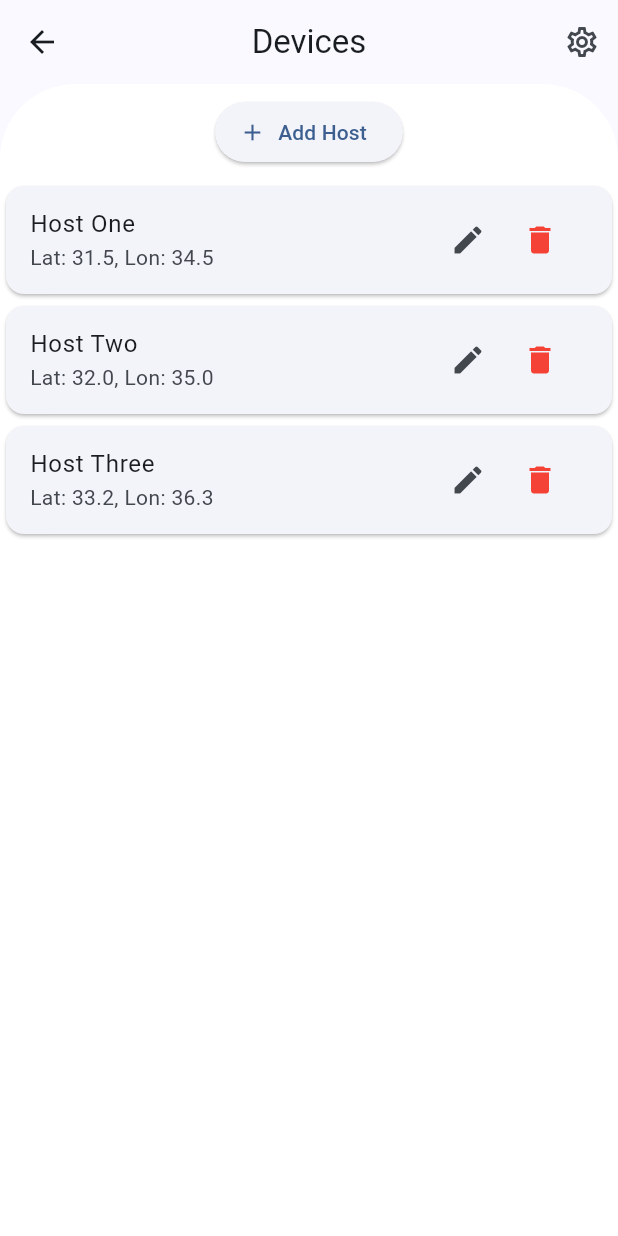
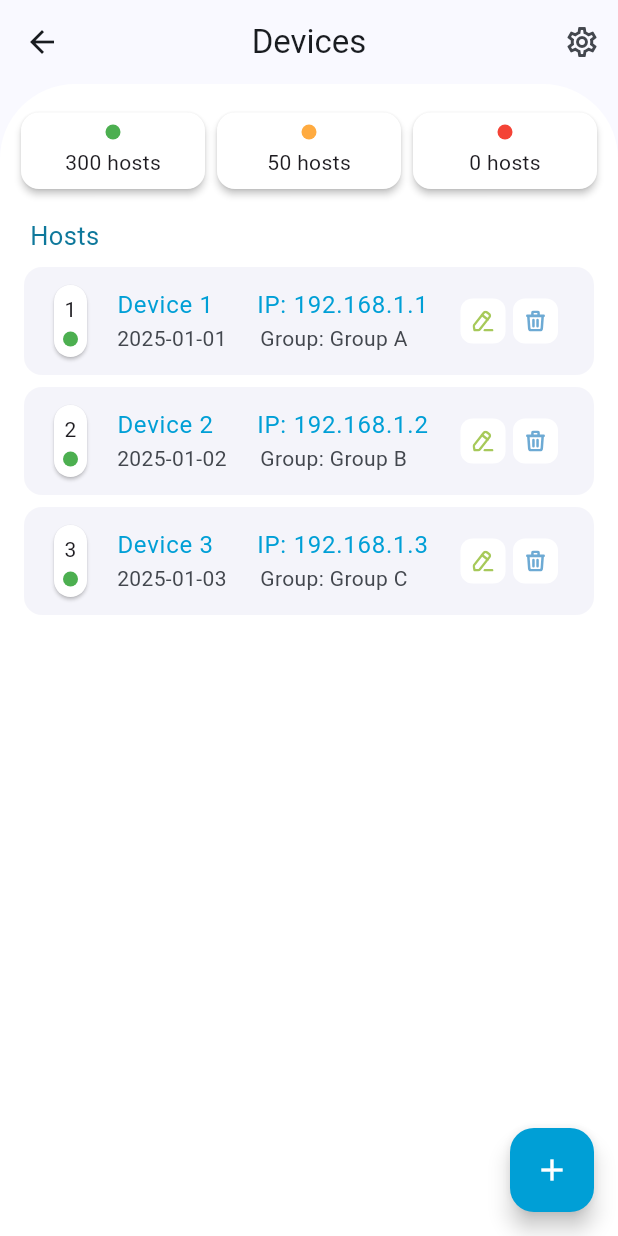
Before and after one commit to aboodsido/ettisalat_app, a Flutter app: the DevicesPage screen opened by its route, on a phone screen of 412 x 824 dp. Run offline on Flutter 3.47's test engine with Material 3 defaults, Android fonts, the phone set to English and light mode, and no system bars; our stand-ins replace flutter_svg, get, google_fonts, google_maps_flutter, shared_preferences; accounts and stored records are empty; network calls fail; Roboto replaces fonts that are missing (Tajawal).

Commit message:
done with devices page

```diff
--- /dev/null
+++ b/ettisalat_app/lib/app/controllers/device_controller.dart
@@ -0,0 +1,125 @@
+import 'package:get/get.dart';
+import '../models/device_model.dart';
+
+class DeviceController extends GetxController {
+  var devices = <Device>[].obs;
+  final String apiUrl =
+      "https://example.com/api/hosts"; // Replace with your API URL
+
+  @override
+  void onInit() {
+    super.onInit();
+    // fetchHosts();
+    loadDummyData();
+  }
+
+  void loadDummyData() {
+    devices.value = [
+      Device(
+        id: 1,
+        name: "Device 1",
+        deviceIP: '192.168.1.1',
+        groupId: 101,
+        groupName: "Group A",
+        lastExaminationDate: "2025-01-01",
+      ),
+      Device(
+        id: 2,
+        name: "Device 2",
+        deviceIP: '192.168.1.2',
+        groupId: 102,
+        groupName: "Group B",
+        lastExaminationDate: "2025-01-02",
+      ),
+      Device(
+        id: 3,
+        name: "Device 3",
+        deviceIP: '192.168.1.3',
+        groupId: 103,
+        groupName: "Group C",
+        lastExaminationDate: "2025-01-03",
+      ),
+    ];
+  }
+
+  Future<void> fetchHosts() async {
+    /* Uncomment and implement this when connecting to an actual API
+    try {
+      final response = await http.get(Uri.parse(apiUrl));
+      if (response.statusCode == 200) {
+        var data = json.decode(response.body);
+        devices.value = List<Device>.from(data.map((item) => Device.fromJson(item)));
+      } else {
+        Get.snackbar("Error", "Failed to fetch devices");
+      }
+    } catch (e) {
+      Get.snackbar("Error", e.toString());
+    }
+    */
+    // For now, leave it unused since we're showing dummy data
+  }
+
+  Future<void> addDeviceAPI(Device device) async {
+    /* Uncomment and implement this when connecting to an actual API
+    try {
+      final response = await http.post(
+        Uri.parse(apiUrl),
+        headers: {"Content-Type": "application/json"},
+        body: json.encode(device.toJson()),
+      );
+
+      if (response.statusCode == 201) {
+        devices.add(Device.fromJson(json.decode(response.body)));
+      } else {
+        Get.snackbar("Error", "Failed to add device");
+      }
+    } catch (e) {
+      Get.snackbar("Error", e.toString());
+    }
+    */
+    devices.add(device);
+  }
+
+  Future<void> editDeviceAPI(int id, Device updatedDevice) async {
+    /* Uncomment and implement this when connecting to an actual API
+    try {
+      final response = await http.put(
+        Uri.parse("$apiUrl/$id"),
+        headers: {"Content-Type": "application/json"},
+        body: json.encode(updatedDevice.toJson()),
+      );
+
+      if (response.statusCode == 200) {
+        int index = devices.indexWhere((device) => device.id == id);
+        if (index != -1) {
+          devices[index] = Device.fromJson(json.decode(response.body));
+        }
+      } else {
+        Get.snackbar("Error", "Failed to update device");
+      }
+    } catch (e) {
+      Get.snackbar("Error", e.toString());
+    }
+    */
+    int index = devices.indexWhere((device) => device.id == id);
+    if (index != -1) {
+      devices[index] = updatedDevice;
+    }
+  }
+
+  Future<void> deleteDeviceAPI(int id) async {
+    /* Uncomment and implement this when connecting to an actual API
+    try {
+      final response = await http.delete(Uri.parse("$apiUrl/$id"));
+      if (response.statusCode == 200) {
+        devices.removeWhere((device) => device.id == id);
+      } else {
+        Get.snackbar("Error", "Failed to delete device");
+      }
+    } catch (e) {
+      Get.snackbar("Error", e.toString());
+    }
+    */
+    devices.removeWhere((device) => device.id == id);
+  }
+}
--- a/ettisalat_app/lib/app/controllers/host_controller.dart
+++ /dev/null
@@ -1,105 +0,0 @@
-import 'package:get/get.dart';
-
-import '../models/host_model.dart';
-
-class HostController extends GetxController {
-  var hosts = <Host>[].obs;
-  final String apiUrl =
-      "https://example.com/api/hosts"; // Replace with your API URL
-
-  @override
-  void onInit() {
-    super.onInit();
-    // fetchHosts();
-    loadDummyData();
-  }
-
-  void loadDummyData() {
-    hosts.value = [
-      Host(id: 1, name: "Host One", latitude: 31.5, longitude: 34.5),
-      Host(id: 2, name: "Host Two", latitude: 32.0, longitude: 35.0),
-      Host(id: 3, name: "Host Three", latitude: 33.2, longitude: 36.3),
-    ];
-  }
-
-  Future<void> fetchHosts() async {
-    /* try {
-      final response = await http.get(Uri.parse(apiUrl));
-      if (response.statusCode == 200) {
-        var data = json.decode(response.body);
-        hosts.value = List<Host>.from(data.map((item) => Host.fromJson(item)));
-      } else {
-        Get.snackbar("Error", "Failed to fetch hosts");
-      }
-    } catch (e) {
-      Get.snackbar("Error", e.toString());
-    }
-    */
-
-    // API call logic here if needed
-    // For now, leave it unused since we're showing dummy data
-  }
-
-  Future<void> addHostAPI(Host host) async {
-    /* try {
-      final response = await http.post(
-        Uri.parse(apiUrl),
-        headers: {"Content-Type": "application/json"},
-        body: json.encode(host.toJson()),
-      );
-
-      if (response.statusCode == 201) {
-        hosts.add(Host.fromJson(json.decode(response.body)));
-      } else {
-        Get.snackbar("Error", "Failed to add host");
-      }
-    } catch (e) {
-      Get.snackbar("Error", e.toString());
-    }
-    */
-    hosts.add(host);
-  }
-
-  Future<void> editHostAPI(int id, Host updatedHost) async {
-    /*
-    try {
-      final response = await http.put(
-        Uri.parse("$apiUrl/$id"),
-        headers: {"Content-Type": "application/json"},
-        body: json.encode(updatedHost.toJson()),
-      );
-
-      if (response.statusCode == 200) {
-        int index = hosts.indexWhere((host) => host.id == id);
-        if (index != -1) {
-          hosts[index] = Host.fromJson(json.decode(response.body));
-        }
-      } else {
-        Get.snackbar("Error", "Failed to update host");
-      }
-    } catch (e) {
-      Get.snackbar("Error", e.toString());
-    }
-    */
-    int index = hosts.indexWhere((host) => host.id == id);
-    if (index != -1) {
-      hosts[index] = updatedHost;
-    }
-  }
-
-  Future<void> deleteHostAPI(int id) async {
-    /*
-    try {
-      final response = await http.delete(Uri.parse("$apiUrl/$id"));
-      if (response.statusCode == 200) {
-        hosts.removeWhere((host) => host.id == id);
-      } else {
-        Get.snackbar("Error", "Failed to delete host");
-      }
-    } catch (e) {
-      Get.snackbar("Error", e.toString());
-    }
-    */
-    hosts.removeWhere((host) => host.id == id);
-  }
-}
--- /dev/null
+++ b/ettisalat_app/lib/app/models/device_model.dart
@@ -0,0 +1,39 @@
+class Device {
+  final int id;
+  final String name;
+  final String deviceIP;
+  final int groupId;
+  final String groupName;
+  final String lastExaminationDate;
+
+  Device({
+    required this.id,
+    required this.name,
+    required this.deviceIP,
+    required this.groupId,
+    required this.groupName,
+    required this.lastExaminationDate,
+  });
+
+  factory Device.fromJson(Map<String, dynamic> json) {
+    return Device(
+      id: json['id'],
+      name: json['name'],
+      deviceIP: json['deviceIP'], // Corrected the key here
+      groupId: json['groupId'],
+      groupName: json['groupName'],
+      lastExaminationDate: json['lastExaminationDate'],
+    );
+  }
+
+  Map<String, dynamic> toJson() {
+    return {
+      'id': id,
+      'name': name,
+      'deviceIP': deviceIP,
+      'groupId': groupId,
+      'groupName': groupName,
+      'lastExaminationDate': lastExaminationDate,
+    };
+  }
+}
--- a/ettisalat_app/lib/app/models/host_model.dart
+++ /dev/null
@@ -1,31 +0,0 @@
-class Host {
-  final int id;
-  final String name;
-  final double latitude;
-  final double longitude;
-
-  Host({
-    required this.id,
-    required this.name,
-    required this.latitude,
-    required this.longitude,
-  });
-
-  factory Host.fromJson(Map<String, dynamic> json) {
-    return Host(
-      id: json['id'],
-      name: json['name'],
-      latitude: json['latitude'],
-      longitude: json['longitude'],
-    );
-  }
-
-  Map<String, dynamic> toJson() {
-    return {
-      'id': id,
-      'name': name,
-      'latitude': latitude,
-      'longitude': longitude,
-    };
-  }
-}
--- a/ettisalat_app/lib/app/views/devices_page.dart
+++ b/ettisalat_app/lib/app/views/devices_page.dart
@@ -1,12 +1,13 @@
+import 'package:ettisalat_app/app/constants.dart';
 import 'package:flutter/material.dart';
+import 'package:flutter_svg/svg.dart';
 import 'package:get/get.dart';
 
-import '../controllers/host_controller.dart';
-import '../services/host_form_dialog.dart';
+import '../controllers/device_controller.dart';
 import 'settings_page.dart';
 
 class DevicesPage extends StatelessWidget {
-  final HostController hostController = Get.put(HostController());
+  final DeviceController deviceController = Get.put(DeviceController());
 
   DevicesPage({super.key});
 
@@ -34,48 +35,144 @@ class DevicesPage extends StatelessWidget {
           ),
         ),
         child: Column(
+          crossAxisAlignment: CrossAxisAlignment.start,
           children: [
             Padding(
-              padding: const EdgeInsets.all(8.0),
-              child: ElevatedButton.icon(
-                onPressed: () => showHostFormDialog(context),
-                icon: const Icon(Icons.add),
-                label: const Text("Add Host"),
+              padding: const EdgeInsets.symmetric(vertical: 15, horizontal: 10),
+              child: Row(
+                children: [
+                  buildCountCard('300', Colors.green),
+                  buildCountCard('50', Colors.orangeAccent),
+                  buildCountCard('0', Colors.red),
+                ],
+              ),
+            ),
+            const Padding(
+              padding: EdgeInsets.only(left: 20),
+              child: Text(
+                'Hosts',
+                style: TextStyle(
+                    color: Color.fromARGB(255, 14, 120, 155), fontSize: 17),
               ),
             ),
             Expanded(
               child: Obx(() {
-                return ListView(
-                  children: hostController.hosts.map((host) {
+                return Padding(
+                  padding:
+                      const EdgeInsets.symmetric(vertical: 5, horizontal: 12),
+                  child: ListView(
+                    children: deviceController.devices.map((device) {
                       return Card(
+                        elevation: 0,
+                        color: const Color.fromARGB(228, 243, 243, 249),
                         child: ListTile(
-                        title: Text(host.name),
+                          leading: Card(
+                            elevation: 1,
+                            color: Colors.white,
+                            child: Padding(
+                              padding: const EdgeInsets.symmetric(
+                                  vertical: 6, horizontal: 6),
+                              child: Column(
+                                children: [
+                                  Text('${device.id}'),
+                                  const SizedBox(height: 5),
+                                  const CircleAvatar(
+                                    backgroundColor: Colors.green,
+                                    radius: 5,
+                                  ),
+                                ],
+                              ),
+                            ),
+                          ),
+                          title: Row(
+                            children: [
+                              Text(
+                                device.name,
+                                style: const TextStyle(color: primaryColr),
+                              ),
+                              const SizedBox(width: 20),
+                              Text('  IP: ${device.deviceIP}',
+                                  style: const TextStyle(color: primaryColr))
+                            ],
+                          ),
                           subtitle: Text(
-                            "Lat: ${host.latitude}, Lon: ${host.longitude}"),
+                              "${device.lastExaminationDate}      Group: ${device.groupName}"),
                           trailing: Row(
                             mainAxisSize: MainAxisSize.min,
                             children: [
-                            IconButton(
-                              icon: const Icon(Icons.edit),
-                              onPressed: () =>
-                                  showHostFormDialog(context, host: host),
+                              Container(
+                                width: 30,
+                                height: 30,
+                                decoration: BoxDecoration(
+                                  color: Colors.white,
+                                  borderRadius: BorderRadius.circular(8),
                                 ),
-                            IconButton(
-                              icon: const Icon(Icons.delete, color: Colors.red),
-                              onPressed: () =>
-                                  hostController.deleteHostAPI(host.id),
+                                child: IconButton(
+                                    icon: SvgPicture.asset(
+                                      'assets/icons/edit.svg',
+                                      width: 15,
+                                      height: 15,
+                                    ),
+                                    onPressed: () {}),
+                              ),
+                              const SizedBox(
+                                width: 5,
+                              ),
+                              Container(
+                                width: 30,
+                                height: 30,
+                                decoration: BoxDecoration(
+                                  color: Colors.white,
+                                  borderRadius: BorderRadius.circular(8),
+                                ),
+                                child: IconButton(
+                                  icon: SvgPicture.asset(
+                                      width: 15,
+                                      height: 15,
+                                      'assets/icons/delete.svg'),
+                                  onPressed: () => deviceController
+                                      .deleteDeviceAPI(device.id),
+                                ),
                               ),
                             ],
                           ),
                         ),
                       );
                     }).toList(),
+                  ),
                 );
               }),
             ),
           ],
         ),
       ),
+      floatingActionButton: FloatingActionButton(
+        backgroundColor: primaryColr,
+        child: const Icon(Icons.add, color: Colors.white),
+        onPressed: () {},
+      ),
+    );
+  }
+
+  Expanded buildCountCard(String count, Color color) {
+    return Expanded(
+      child: Card(
+        elevation: 2,
+        color: Colors.white,
+        child: Padding(
+          padding: const EdgeInsets.all(8.0),
+          child: Column(
+            children: [
+              CircleAvatar(
+                backgroundColor: color,
+                radius: 5,
+              ),
+              const SizedBox(height: 5),
+              Text('$count hosts'),
+            ],
+          ),
+        ),
+      ),
     );
   }
 }
```
Also changed, not shown: ettisalat_app/lib/app/controllers/user_controller.dart (+4 -4 lines), ettisalat_app/lib/app/services/host_form_dialog.dart (deleted, +0 -84 lines), ettisalat_app/lib/app/views/users_page.dart (+27 -12 lines), ettisalat_app/assets/icons/delete.svg (added), ettisalat_app/assets/icons/edit.svg (added). Lines whose indentation alone changed are shown as unchanged.
